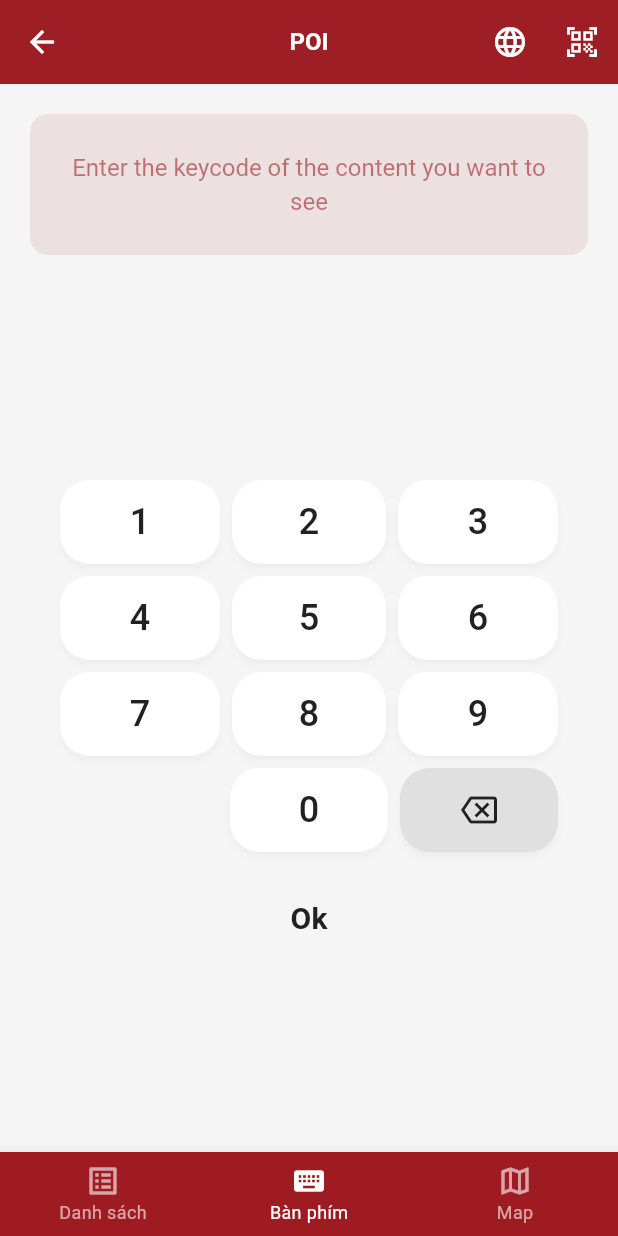
After one commit to TanDat883/clone_guidepass_flutter, a Flutter app: the TourListScreen screen opened by its route, item 2 of the bottom bar chosen, on a phone screen of 412 x 824 dp. The commit adds this screen. Run offline on Flutter 3.47's test engine with Material 3 defaults, Android fonts, the phone set to English and light mode, and no system bars.

Commit message:
feat: update UI, add keypad view for POI and support more languages

```diff
--- a/lib/data/tour_data.dart
+++ b/lib/data/tour_data.dart
@@ -29,7 +29,7 @@ class TourData {
           'Tòa nhà Triển lãm nằm trong khuôn viên Dinh Độc Lập, là nơi trưng bày '
           'nhiều hiện vật lịch sử quý giá liên quan đến quá trình xây dựng và phát triển '
           'của Dinh qua các thời kỳ.',
-      imagePath: 'assets/images/background.jpg',
+      imagePath: 'assets/images/nhatrienlam.jpg',
     ),
   ];
 }
--- a/lib/screens/tour/tour_list_screen.dart
+++ b/lib/screens/tour/tour_list_screen.dart
@@ -1,9 +1,11 @@
 import 'package:flutter/material.dart';
+import 'package:clone_guidepass/models/tour_spot.dart';
 import 'package:clone_guidepass/config/app_theme.dart';
 import 'package:clone_guidepass/data/tour_data.dart';
 import 'package:clone_guidepass/widgets/language_dialog.dart';
 import 'package:clone_guidepass/screens/tour/widgets/tour_card.dart';
 import 'package:clone_guidepass/screens/tour/widgets/tour_bottom_nav.dart';
+import 'package:clone_guidepass/screens/tour/widgets/keypad_view.dart';
 
 class TourListScreen extends StatefulWidget {
   const TourListScreen({super.key});
@@ -32,7 +34,7 @@ class _TourListScreenState extends State<TourListScreen> {
           onPressed: () => Navigator.pop(context),
         ),
         title: Text(
-          '1-Dinh Độc Lập',
+          _currentNavIndex == 1 ? 'POI' : '1-Dinh Độc Lập',
           style: const TextStyle(
             color: AppTheme.white,
             fontSize: 16,
@@ -51,18 +53,7 @@ class _TourListScreenState extends State<TourListScreen> {
           ),
         ],
       ),
-      body: ListView.builder(
-        padding: const EdgeInsets.all(AppTheme.spacingMD),
-        itemCount: spots.length,
-        itemBuilder: (context, index) {
-          return TourCard(
-            spot: spots[index],
-            onTap: () {
-              // TODO: Navigate to spot detail
-            },
-          );
-        },
-      ),
+      body: _buildBody(spots),
       bottomNavigationBar: TourBottomNav(
         currentIndex: _currentNavIndex,
         onTap: (index) {
@@ -73,4 +64,24 @@ class _TourListScreenState extends State<TourListScreen> {
       ),
     );
   }
+
+  Widget _buildBody(List<TourSpot> spots) {
+    if (_currentNavIndex == 1) {
+      return const KeypadView();
+    }
+
+    // Default: Danh sách (index 0)
+    return ListView.builder(
+      padding: const EdgeInsets.all(AppTheme.spacingMD),
+      itemCount: spots.length,
+      itemBuilder: (context, index) {
+        return TourCard(
+          spot: spots[index],
+          onTap: () {
+            // TODO: Navigate to spot detail
+          },
+        );
+      },
+    );
+  }
 }
--- /dev/null
+++ b/lib/screens/tour/widgets/keypad_view.dart
@@ -0,0 +1,194 @@
+import 'package:flutter/material.dart';
+import 'package:clone_guidepass/config/app_theme.dart';
+
+class KeypadView extends StatefulWidget {
+  const KeypadView({super.key});
+
+  @override
+  State<KeypadView> createState() => _KeypadViewState();
+}
+
+class _KeypadViewState extends State<KeypadView> {
+  String _inputCode = '';
+
+  void _onKeyPress(String key) {
+    setState(() {
+      _inputCode += key;
+    });
+  }
+
+  void _onBackspace() {
+    if (_inputCode.isNotEmpty) {
+      setState(() {
+        _inputCode = _inputCode.substring(0, _inputCode.length - 1);
+      });
+    }
+  }
+
+  void _onOk() {
+    if (_inputCode.isNotEmpty) {
+      // TODO: Handle keycode lookup
+      ScaffoldMessenger.of(context).showSnackBar(
+        SnackBar(content: Text('Tìm kiếm mã: $_inputCode')),
+      );
+    }
+  }
+
+  @override
+  Widget build(BuildContext context) {
+    return Column(
+      children: [
+        // ── Input Display ──
+        Container(
+          width: double.infinity,
+          margin: const EdgeInsets.all(AppTheme.spacingLG),
+          padding: const EdgeInsets.symmetric(
+            horizontal: AppTheme.spacingMD,
+            vertical: AppTheme.spacingXL,
+          ),
+          decoration: BoxDecoration(
+            color: AppTheme.primaryRed.withAlpha(25),
+            borderRadius: BorderRadius.circular(AppTheme.radiusMedium),
+          ),
+          child: Text(
+            _inputCode.isEmpty
+                ? 'Enter the keycode of the content you want to see'
+                : _inputCode,
+            textAlign: TextAlign.center,
+            style: TextStyle(
+              fontSize: _inputCode.isEmpty ? 16 : 28,
+              fontWeight:
+                  _inputCode.isEmpty ? FontWeight.w400 : FontWeight.bold,
+              color: _inputCode.isEmpty
+                  ? AppTheme.primaryRed.withAlpha(150)
+                  : AppTheme.primaryRed,
+              letterSpacing: _inputCode.isEmpty ? 0 : 8,
+            ),
+          ),
+        ),
+
+        const Spacer(),
+
+        // ── Number Pad ──
+        Padding(
+          padding: const EdgeInsets.symmetric(horizontal: 40),
+          child: Column(
+            children: [
+              _buildKeyRow(['1', '2', '3']),
+              const SizedBox(height: AppTheme.spacingSM),
+              _buildKeyRow(['4', '5', '6']),
+              const SizedBox(height: AppTheme.spacingSM),
+              _buildKeyRow(['7', '8', '9']),
+              const SizedBox(height: AppTheme.spacingSM),
+              Row(
+                children: [
+                  // Empty space
+                  Expanded(child: const SizedBox()),
+                  const SizedBox(width: AppTheme.spacingSM),
+                  // 0
+                  Expanded(child: _buildKeyButton('0')),
+                  const SizedBox(width: AppTheme.spacingSM),
+                  // Backspace
+                  Expanded(
+                    child: _buildActionButton(
+                      icon: Icons.backspace_outlined,
+                      onPressed: _onBackspace,
+                    ),
+                  ),
+                ],
+              ),
+            ],
+          ),
+        ),
+
+        const SizedBox(height: AppTheme.spacingLG),
+
+        // ── OK Button ──
+        Padding(
+          padding: const EdgeInsets.symmetric(horizontal: 40),
+          child: SizedBox(
+            width: double.infinity,
+            height: 50,
+            child: TextButton(
+              onPressed: _onOk,
+              child: const Text(
+                'Ok',
+                style: TextStyle(
+                  fontSize: 20,
+                  fontWeight: FontWeight.bold,
+                  color: AppTheme.textDark,
+                ),
+              ),
+            ),
+          ),
+        ),
+
+        const Spacer(flex: 1),
+      ],
+    );
+  }
+
+  Widget _buildKeyRow(List<String> keys) {
+    return Row(
+      children: keys.asMap().entries.map((entry) {
+        final index = entry.key;
+        final key = entry.value;
+        return Expanded(
+          child: Padding(
+            padding: EdgeInsets.only(
+              left: index == 0 ? 0 : AppTheme.spacingSM / 2,
+              right: index == keys.length - 1 ? 0 : AppTheme.spacingSM / 2,
+            ),
+            child: _buildKeyButton(key),
+          ),
+        );
+      }).toList(),
+    );
+  }
+
+  Widget _buildKeyButton(String label) {
+    return Material(
+      color: AppTheme.white,
+      borderRadius: BorderRadius.circular(AppTheme.radiusLarge),
+      elevation: 2,
+      shadowColor: const Color.fromRGBO(0, 0, 0, 0.15),
+      child: InkWell(
+        borderRadius: BorderRadius.circular(AppTheme.radiusLarge),
+        onTap: () => _onKeyPress(label),
+        child: Container(
+          height: 56,
+          alignment: Alignment.center,
+          child: Text(
+            label,
+            style: const TextStyle(
+              fontSize: 24,
+              fontWeight: FontWeight.w500,
+              color: AppTheme.textDark,
+            ),
+          ),
+        ),
+      ),
+    );
+  }
+
+  Widget _buildActionButton({
+    required IconData icon,
+    required VoidCallback onPressed,
+  }) {
+    return Material(
+      color: const Color(0xFFE0E0E0),
+      borderRadius: BorderRadius.circular(AppTheme.radiusLarge),
+      elevation: 2,
+      shadowColor: const Color.fromRGBO(0, 0, 0, 0.15),
+      child: InkWell(
+        borderRadius: BorderRadius.circular(AppTheme.radiusLarge),
+        onTap: onPressed,
+        child: Container(
+          height: 56,
+          alignment: Alignment.center,
+          child: Icon(icon, size: 24, color: AppTheme.textDark),
+        ),
+      ),
+    );
+  }
+}
--- a/pubspec.yaml
+++ b/pubspec.yaml
@@ -71,7 +71,8 @@ flutter:
   assets:
      - assets/images/bg.jpg
      - assets/images/background.jpg
-    #  - assets/images/map.png
+     - assets/images/dinhdoclap.jpg
+     - assets/images/nhatrienlam.jpg
     #  - assets/images/poi.png
 
   # An image asset can refer to one or more resolution-specific "variants", see
```
Also changed, not shown: assets/images/dinhdoclap.jpg (added), assets/images/nhatrienlam.jpg (added).
